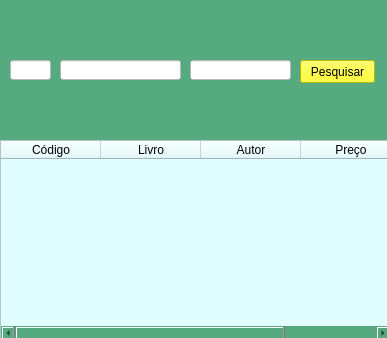
Old version of the form arquivos_ui/TelaBuscaLivros.ui in the repository programming-island/Biblioteca2.0.
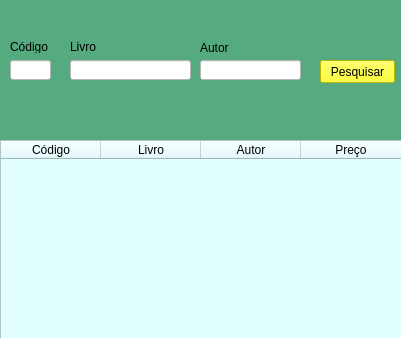
New version of the form. Icons and pictures are not drawn.

Commit message: criando script de buscar livros

The edit to the form file:
```diff
--- a/arquivos_ui/TelaBuscaLivros.ui
+++ b/arquivos_ui/TelaBuscaLivros.ui
@@ -6,7 +6,7 @@
    <rect>
     <x>0</x>
     <y>0</y>
-    <width>387</width>
+    <width>401</width>
     <height>338</height>
    </rect>
   </property>
@@ -22,7 +22,7 @@
      <rect>
       <x>0</x>
       <y>140</y>
-      <width>391</width>
+      <width>411</width>
       <height>201</height>
      </rect>
     </property>
@@ -50,10 +50,49 @@
      </property>
     </column>
    </widget>
-   <widget class="QPushButton" name="btnBuscarLivros">
+   <widget class="QLineEdit" name="edtcodigo">
     <property name="geometry">
      <rect>
-      <x>300</x>
+      <x>10</x>
+      <y>60</y>
+      <width>41</width>
+      <height>20</height>
+     </rect>
+    </property>
+    <property name="styleSheet">
+     <string notr="true">background-color: rgb(255, 255, 255);</string>
+    </property>
+   </widget>
+   <widget class="QLineEdit" name="edtlivro">
+    <property name="geometry">
+     <rect>
+      <x>70</x>
+      <y>60</y>
+      <width>121</width>
+      <height>20</height>
+     </rect>
+    </property>
+    <property name="styleSheet">
+     <string notr="true">background-color: rgb(255, 255, 255);</string>
+    </property>
+   </widget>
+   <widget class="QLineEdit" name="edtautor">
+    <property name="geometry">
+     <rect>
+      <x>200</x>
+      <y>60</y>
+      <width>101</width>
+      <height>20</height>
+     </rect>
+    </property>
+    <property name="styleSheet">
+     <string notr="true">background-color: rgb(255, 255, 255);</string>
+    </property>
+   </widget>
+   <widget class="QPushButton" name="BtnBuscarLivros">
+    <property name="geometry">
+     <rect>
+      <x>320</x>
       <y>60</y>
       <width>75</width>
       <height>23</height>
@@ -70,43 +109,43 @@
       <normaloff>../icons/arquivo-de-documento.png</normaloff>../icons/arquivo-de-documento.png</iconset>
     </property>
    </widget>
-   <widget class="QLineEdit" name="edtcodigo">
+   <widget class="QLabel" name="lblCod">
     <property name="geometry">
      <rect>
       <x>10</x>
-      <y>60</y>
-      <width>41</width>
-      <height>20</height>
+      <y>40</y>
+      <width>47</width>
+      <height>13</height>
      </rect>
     </property>
-    <property name="styleSheet">
-     <string notr="true">background-color: rgb(255, 255, 255);</string>
+    <property name="text">
+     <string>Código</string>
     </property>
    </widget>
-   <widget class="QLineEdit" name="edtlivro">
+   <widget class="QLabel" name="lblLivro">
     <property name="geometry">
      <rect>
-      <x>60</x>
-      <y>60</y>
-      <width>121</width>
-      <height>20</height>
+      <x>70</x>
+      <y>40</y>
+      <width>47</width>
+      <height>13</height>
      </rect>
     </property>
-    <property name="styleSheet">
-     <string notr="true">background-color: rgb(255, 255, 255);</string>
+    <property name="text">
+     <string>Livro</string>
     </property>
    </widget>
-   <widget class="QLineEdit" name="edtautor">
+   <widget class="QLabel" name="lblAutor">
     <property name="geometry">
      <rect>
-      <x>190</x>
-      <y>60</y>
-      <width>101</width>
-      <height>20</height>
+      <x>200</x>
+      <y>40</y>
+      <width>31</width>
+      <height>16</height>
      </rect>
     </property>
-    <property name="styleSheet">
-     <string notr="true">background-color: rgb(255, 255, 255);</string>
+    <property name="text">
+     <string>Autor</string>
     </property>
    </widget>
   </widget>
```
The commit also changes 51 other files.
